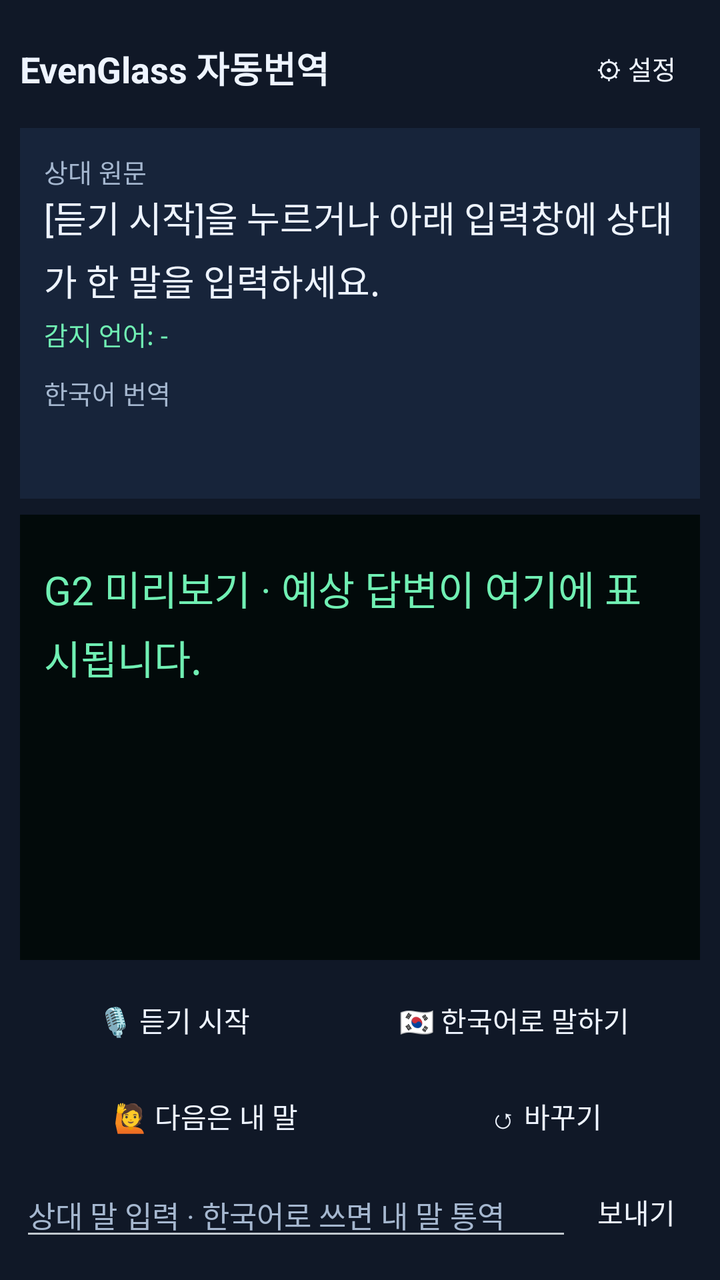
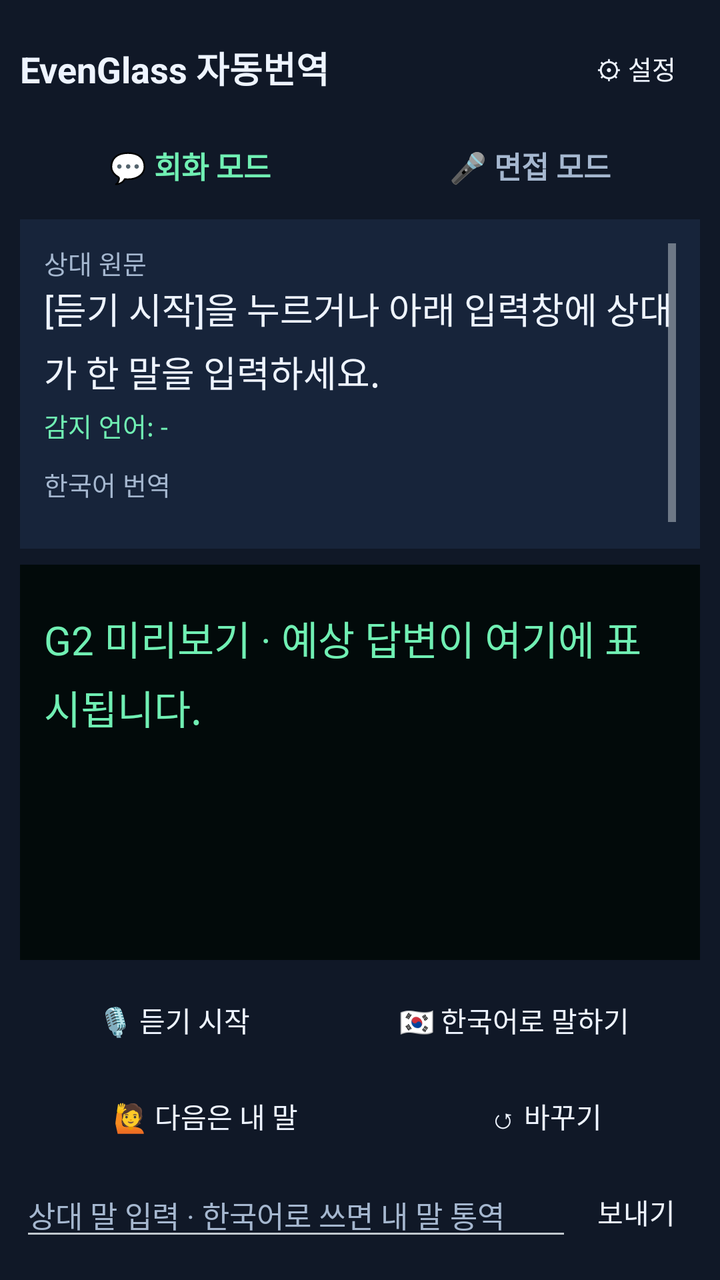

Before-and-after screenshots of an Android layout around one commit, followed by the original layout XML and the change that was made.
<!-- AndroidManifest.xml: application theme AppTheme -->
<!-- res/layout/activity_main.xml -->
<?xml version="1.0" encoding="utf-8"?>
<LinearLayout xmlns:android="http://schemas.android.com/apk/res/android"
    android:layout_width="match_parent"
    android:layout_height="match_parent"
    android:background="@color/bg"
    android:orientation="vertical"
    android:padding="10dp">

    <LinearLayout
        android:layout_width="match_parent"
        android:layout_height="wrap_content"
        android:gravity="center_vertical"
        android:orientation="horizontal">

        <TextView
            android:layout_width="0dp"
            android:layout_height="wrap_content"
            android:layout_weight="1"
            android:text="EvenGlass 자동번역"
            android:textColor="@color/txt"
            android:textSize="18sp"
            android:textStyle="bold" />

        <TextView
            android:id="@+id/asrLang"
            android:layout_width="wrap_content"
            android:layout_height="wrap_content"
            android:layout_marginEnd="4dp"
            android:textColor="@color/mut"
            android:textSize="12sp" />

        <Button
            android:id="@+id/settings"
            style="?android:attr/buttonBarButtonStyle"
            android:layout_width="wrap_content"
            android:layout_height="wrap_content"
            android:text="⚙ 설정"
            android:textColor="@color/txt"
            android:textSize="13sp" />
    </LinearLayout>

    <TextView
        android:id="@+id/status"
        android:layout_width="match_parent"
        android:layout_height="wrap_content"
        android:textColor="@color/mut"
        android:textSize="13sp"
        android:visibility="gone" />

    <ScrollView
        android:layout_width="match_parent"
        android:layout_height="0dp"
        android:layout_marginTop="6dp"
        android:layout_weight="1"
        android:background="@color/card"
        android:padding="12dp">

        <LinearLayout
            android:layout_width="match_parent"
            android:layout_height="wrap_content"
            android:orientation="vertical">

            <TextView
                android:layout_width="wrap_content"
                android:layout_height="wrap_content"
                android:text="상대 원문"
                android:textColor="@color/mut"
                android:textSize="13sp" />

            <TextView
                android:id="@+id/other"
                android:layout_width="match_parent"
                android:layout_height="wrap_content"
                android:lineSpacingMultiplier="1.2"
                android:text="[듣기 시작]을 누르거나 아래 입력창에 상대가 한 말을 입력하세요."
                android:textColor="@color/txt"
                android:textIsSelectable="true"
                android:textSize="18sp" />

            <TextView
                android:id="@+id/lang"
                android:layout_width="wrap_content"
                android:layout_height="wrap_content"
                android:layout_marginTop="4dp"
                android:text="감지 언어: -"
                android:textColor="@color/green"
                android:textSize="13sp" />

            <TextView
                android:layout_width="wrap_content"
                android:layout_height="wrap_content"
                android:layout_marginTop="10dp"
                android:text="한국어 번역"
                android:textColor="@color/mut"
                android:textSize="13sp" />

            <TextView
                android:id="@+id/translation"
                android:layout_width="match_parent"
                android:layout_height="wrap_content"
                android:lineSpacingMultiplier="1.2"
                android:textColor="@color/txt"
                android:textIsSelectable="true"
                android:textSize="18sp" />
        </LinearLayout>
    </ScrollView>

    <FrameLayout
        android:layout_width="match_parent"
        android:layout_height="0dp"
        android:layout_marginTop="8dp"
        android:layout_weight="1.2"
        android:background="#020A0A">

        <ScrollView
            android:layout_width="match_parent"
            android:layout_height="match_parent"
            android:padding="12dp">

            <TextView
                android:id="@+id/answers"
                android:layout_width="match_parent"
                android:layout_height="wrap_content"
                android:layout_marginTop="10dp"
                android:lineSpacingMultiplier="1.2"
                android:text="G2 미리보기 · 예상 답변이 여기에 표시됩니다."
                android:textColor="@color/green"
                android:textIsSelectable="true"
                android:textSize="20sp" />
        </ScrollView>

        <TextView
            android:id="@+id/latency"
            android:layout_width="wrap_content"
            android:layout_height="wrap_content"
            android:layout_gravity="top|end"
            android:layout_margin="4dp"
            android:textColor="#4FBF8A"
            android:textSize="11sp" />
    </FrameLayout>

    <LinearLayout
        android:layout_width="match_parent"
        android:layout_height="wrap_content"
        android:layout_marginTop="6dp"
        android:orientation="horizontal">

        <Button
            android:id="@+id/listen"
            style="?android:attr/buttonBarButtonStyle"
            android:layout_width="0dp"
            android:layout_height="wrap_content"
            android:layout_weight="1"
            android:text="🎙 듣기 시작"
            android:textColor="@color/txt"
            android:textSize="14sp" />

        <Button
            android:id="@+id/korean"
            style="?android:attr/buttonBarButtonStyle"
            android:layout_width="0dp"
            android:layout_height="wrap_content"
            android:layout_weight="1.2"
            android:text="🇰🇷 한국어로 말하기"
            android:textColor="@color/txt"
            android:textSize="14sp" />
    </LinearLayout>

    <LinearLayout
        android:layout_width="match_parent"
        android:layout_height="wrap_content"
        android:layout_marginTop="0dp"
        android:orientation="horizontal">

        <Button
            android:id="@+id/myReply"
            style="?android:attr/buttonBarButtonStyle"
            android:layout_width="0dp"
            android:layout_height="wrap_content"
            android:layout_weight="1.2"
            android:text="🙋 다음은 내 말"
            android:textColor="@color/txt"
            android:textSize="14sp" />

        <Button
            android:id="@+id/flip"
            style="?android:attr/buttonBarButtonStyle"
            android:layout_width="0dp"
            android:layout_height="wrap_content"
            android:layout_weight="1"
            android:text="↺ 바꾸기"
            android:textColor="@color/txt"
            android:textSize="14sp" />
    </LinearLayout>

    <LinearLayout
        android:layout_width="match_parent"
        android:layout_height="wrap_content"
        android:gravity="center_vertical"
        android:orientation="horizontal">

        <EditText
            android:id="@+id/input"
            android:layout_width="0dp"
            android:layout_height="wrap_content"
            android:layout_weight="1"
            android:hint="상대 말 입력 · 한국어로 쓰면 내 말 통역"
            android:imeOptions="actionSend"
            android:inputType="text"
            android:textColor="@color/txt"
            android:textColorHint="@color/mut"
            android:textSize="15sp" />

        <Button
            android:id="@+id/send"
            style="?android:attr/buttonBarButtonStyle"
            android:layout_width="wrap_content"
            android:layout_height="wrap_content"
            android:text="보내기"
            android:textColor="@color/txt" />
    </LinearLayout>
</LinearLayout>
<!-- resources referenced by this layout -->
<resources>
  <color name="bg">#101827</color>
  <color name="card">#17243A</color>
  <color name="green">#70EFB3</color>
  <color name="mut">#A5B7CF</color>
  <color name="txt">#EEF4FF</color>
  <style name="AppTheme" parent="android:Theme.DeviceDefault.NoActionBar">
          <item name="android:windowBackground">@color/bg</item>
          <item name="android:statusBarColor">@color/bg</item>
          <item name="android:navigationBarColor">@color/bg</item>
      </style>
</resources>

<!-- the commit's change to res/layout/activity_main.xml (unified diff, before → after) -->
@@ -39,6 +39,100 @@
             android:textSize="13sp" />
     </LinearLayout>
 
+    
+    <LinearLayout
+        android:layout_width="match_parent"
+        android:layout_height="wrap_content"
+        android:layout_marginTop="4dp"
+        android:orientation="horizontal">
+
+        <TextView
+            android:id="@+id/tabConv"
+            android:layout_width="0dp"
+            android:layout_height="wrap_content"
+            android:layout_weight="1"
+            android:gravity="center"
+            android:padding="10dp"
+            android:text="💬 회화 모드"
+            android:textColor="@color/green"
+            android:textSize="15sp"
+            android:textStyle="bold" />
+
+        <TextView
+            android:id="@+id/tabInterview"
+            android:layout_width="0dp"
+            android:layout_height="wrap_content"
+            android:layout_weight="1"
+            android:gravity="center"
+            android:padding="10dp"
+            android:text="🎤 면접 모드"
+            android:textColor="@color/mut"
+            android:textSize="15sp"
+            android:textStyle="bold" />
+    </LinearLayout>
+
+    
+    <LinearLayout
+        android:id="@+id/interviewBar"
+        android:layout_width="match_parent"
+        android:layout_height="wrap_content"
+        android:background="@color/card"
+        android:orientation="vertical"
+        android:paddingHorizontal="8dp"
+        android:paddingBottom="4dp"
+        android:visibility="gone">
+
+        <LinearLayout
+            android:layout_width="match_parent"
+            android:layout_height="wrap_content"
+            android:gravity="center_vertical"
+            android:orientation="horizontal">
+
+            <TextView
+                android:id="@+id/roleAnswer"
+                android:layout_width="wrap_content"
+                android:layout_height="wrap_content"
+                android:padding="8dp"
+                android:text="● 내가 답변자"
+                android:textColor="@color/green"
+                android:textSize="13sp" />
+
+            <TextView
+                android:id="@+id/roleAsk"
+                android:layout_width="wrap_content"
+                android:layout_height="wrap_content"
+                android:padding="8dp"
+                android:text="● 내가 면접관"
+                android:textColor="@color/mut"
+                android:textSize="13sp" />
+
+            <View
+                android:layout_width="0dp"
+                android:layout_height="1dp"
+                android:layout_weight="1" />
+
+            <Button
+                android:id="@+id/preview"
+                style="?android:attr/buttonBarButtonStyle"
+                android:layout_width="wrap_content"
+                android:layout_height="wrap_content"
+                android:text="🔮 예상 질문"
+                android:textColor="@color/green"
+                android:textSize="13sp" />
+        </LinearLayout>
+
+        <EditText
+            android:id="@+id/interviewContext"
+            android:layout_width="match_parent"
+            android:layout_height="wrap_content"
+            android:hint="면접 정보 (예: 미국 대학 교수 임용 면접, AI 교육 분야)"
+            android:imeOptions="actionDone"
+            android:inputType="text"
+            android:textColor="@color/txt"
+            android:textColorHint="@color/mut"
+            android:textSize="14sp" />
+    </LinearLayout>
+
     <TextView
         android:id="@+id/status"
         android:layout_width="match_parent"
@@ -61,6 +155,7 @@
             android:orientation="vertical">
 
             <TextView
+                android:id="@+id/otherLabel"
                 android:layout_width="wrap_content"
                 android:layout_height="wrap_content"
                 android:text="상대 원문"
